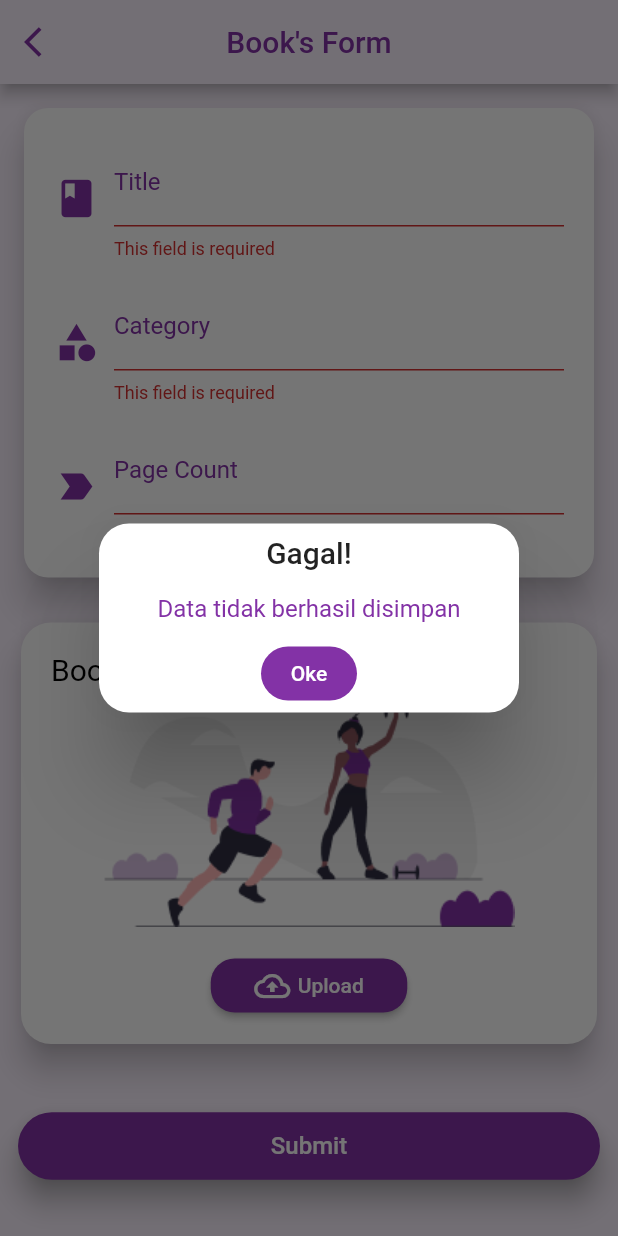
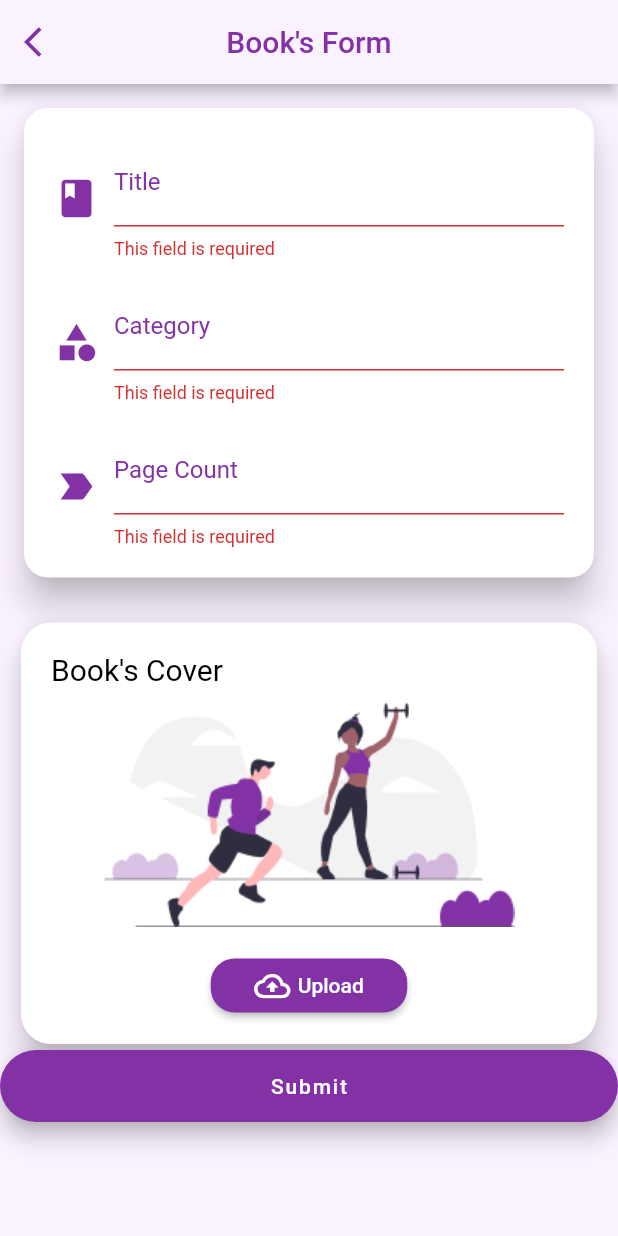
Before and after one commit to SabillaAndini/sabilla_firebase, a Flutter app: the FormView screen opened by its route, after a tap on "Submit", on a phone screen of 412 x 824 dp. Run offline on Flutter 3.47's test engine with Material 2 defaults, Android fonts, the phone set to English and light mode, and no system bars; our stand-ins replace cloud_firestore, firebase_auth, firebase_core, firebase_storage, get, image_picker and 1 more; accounts and stored records are empty.

Commit message:
update progress

```diff
--- a/lib/app/modules/form/controllers/form_controller.dart
+++ b/lib/app/modules/form/controllers/form_controller.dart
@@ -13,6 +13,7 @@ class FormController extends GetxController {
   TextEditingController titleC = TextEditingController();
   TextEditingController categoryC = TextEditingController();
   TextEditingController pageC = TextEditingController();
+  TextEditingController readPageC = TextEditingController();
 
   final Rxn<String> _selectedValue = Rxn<String>();
   String? get selectedValue => _selectedValue.value;
@@ -29,13 +30,15 @@ class FormController extends GetxController {
     }
   }
 
-  var isSaving = false.obs;
+  var _isSaving = false.obs;
+  bool get isSaving => _isSaving.value;
+  set isSaving(bool value) => _isSaving.value = value;
 
   controllerToModel(BookModel book) async {
     book.title = titleC.text;
-    book.category = selectedValue;
+    book.category = categoryC.text;
     book.page = int.tryParse(pageC.text);
-    book.readPage = 0;
+    book.readPage = int.tryParse(readPageC.text);
     book.image = addImage.value;
     book.time = DateTime.now();
     if (book.id != null) {
@@ -44,7 +47,7 @@ class FormController extends GetxController {
     return book;
   }
 
-  modelToContoller(BookModel book) {
+  modelToController(BookModel book) {
     titleC.text = book.title ?? '';
     categoryC.text = book.category ?? '';
     pageC.text = (book.page ?? '').toString();
@@ -52,7 +55,7 @@ class FormController extends GetxController {
   }
 
   Future store(BookModel book, {String? path}) async {
-    isSaving.value = true;
+    _isSaving.value = true;
     File? data;
     book = await controllerToModel(book);
     if (!path.isEmptyOrNull) {
@@ -66,7 +69,7 @@ class FormController extends GetxController {
       print(e);
       toast('Error ${e.toString()}');
     } finally {
-      isSaving.value = false;
+      _isSaving.value = false;
     }
   }
 
--- a/lib/app/modules/form/views/form_view.dart
+++ b/lib/app/modules/form/views/form_view.dart
@@ -3,18 +3,21 @@ import 'dart:io';
 import 'package:flutter/material.dart';
 
 import 'package:get/get.dart';
+import 'package:nb_utils/nb_utils.dart';
 
 import '../../../data/book_model.dart';
 import '../../home/views/home_view.dart';
 import '../controllers/form_controller.dart';
 
 class FormView extends GetView<FormController> {
-  GlobalKey<FormState> formKey = GlobalKey();
+  final GlobalKey<FormState> formKey = GlobalKey();
+  final FormController controller = Get.put(FormController());
   BookModel book = Get.arguments ?? BookModel();
   FormView({super.key});
 
   @override
   Widget build(BuildContext context) {
+    controller.modelToController(book);
     return Scaffold(
       backgroundColor: Color(0xFFFBF2FF),
       appBar: AppBar(
@@ -117,6 +120,7 @@ class FormView extends GetView<FormController> {
                               const SizedBox(width: 10),
                               Expanded(
                                 child: TextFormField(
+                                  readOnly: !book.id.isEmptyOrNull,
                                   controller: controller.pageC,
                                   validator: (value) =>
                                       value == null || value.isEmpty
@@ -230,39 +234,21 @@ class FormView extends GetView<FormController> {
                         ),
                       ),
                     ),
-              Padding(
-                padding: const EdgeInsets.only(top: 40, left: 12, right: 12),
-                child: ElevatedButton(
-                  onPressed: () {
-                    if (formKey.currentState?.validate() == true) {
-                      controller.store(book, path: controller.addImage.value);
-                    } else {
-                      Get.defaultDialog(
-                        title: 'Gagal!',
-                        middleText: 'Data tidak berhasil disimpan',
-                        middleTextStyle: TextStyle(color: Color(0xff8332A6)),
-                        onConfirm: () {
-                          Get.back();
-                        },
-                        textConfirm: 'Oke',
-                        buttonColor: Color(0xff8332A6),
-                        confirmTextColor: Colors.white,
-                      );
-                    }
-                  },
-                  style: ElevatedButton.styleFrom(
-                    elevation: 8,
-                    shadowColor: Colors.grey,
-                    backgroundColor: Color(0xff8332A6),
-                    shape: RoundedRectangleBorder(
-                      borderRadius: BorderRadius.circular(30.0),
-                    ),
-                    minimumSize: Size(double.infinity, 45),
-                  ),
-                  child: Text(
-                    'Submit',
-                    style: TextStyle(color: Colors.white, fontSize: 16),
-                  ),
+              Obx(
+                () => Container(
+                  width: Get.width,
+                  child: FloatingActionButton.extended(
+                      backgroundColor: Color(0xff8332A6),
+                      onPressed: controller.isSaving
+                          ? null
+                          : () {
+                              if (formKey.currentState!.validate()) {
+                                controller.store(book);
+                              }
+                            },
+                      label: controller.isSaving
+                          ? Text("Loading...")
+                          : Text("Submit")),
                 ),
               ),
             ],
```
Also changed, not shown: lib/app/modules/home/controllers/home_controller.dart (+6 -4 lines), lib/app/modules/home/views/home_view.dart (+42 -50 lines).
